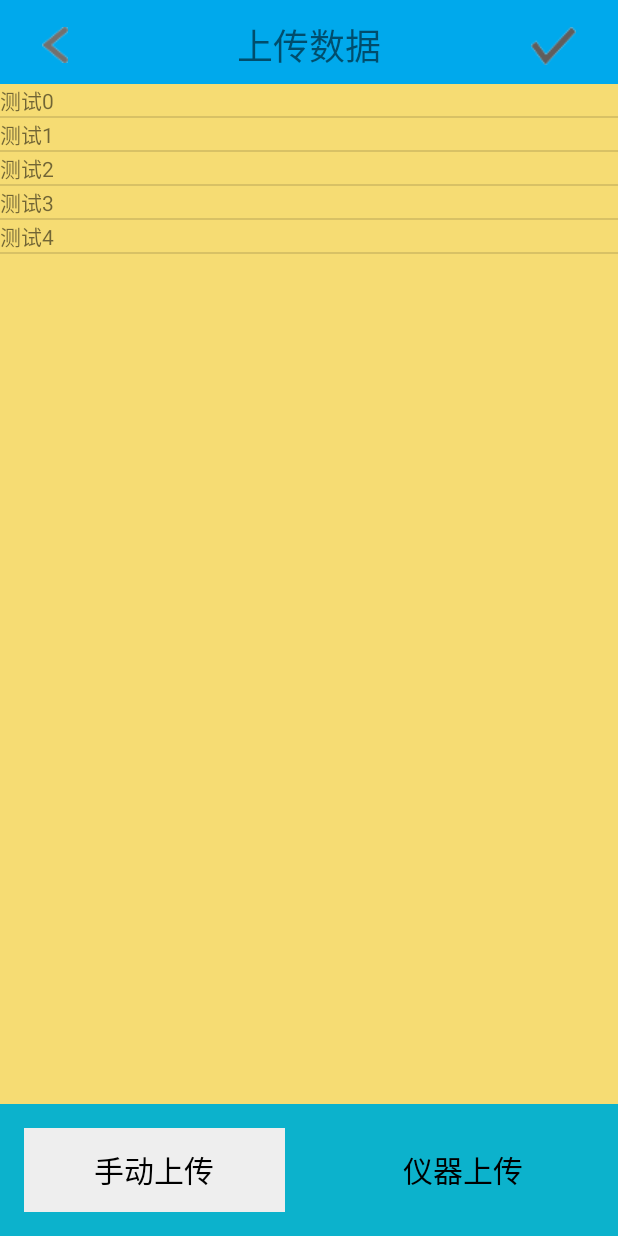
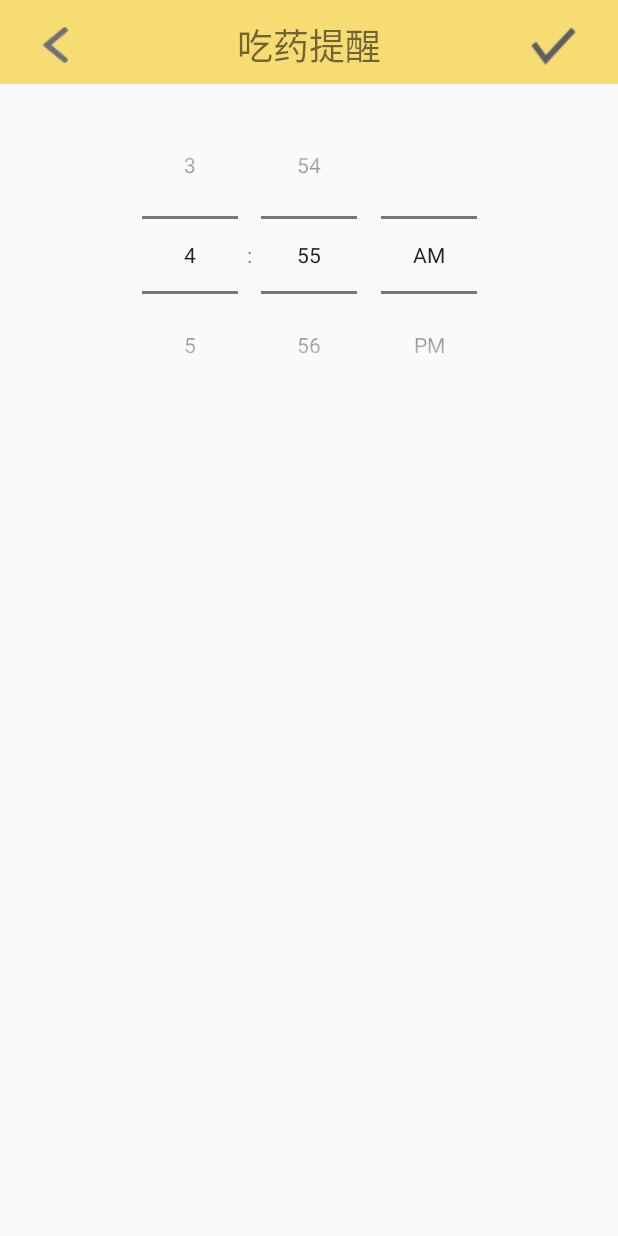
Before and after one commit to w233p/FamilyHealth, an Android app: the screen it shows after launch (MyDataActivity before the commit, ClockActivity after it), on a phone screen of 412 x 824 dp. Run offline under Robolectric (Android 15) with nearby library versions, the phone set to English and light mode, and no system bars.

Commit message:
2019/3/14
闹钟界面布局

```diff
--- a/app/src/main/AndroidManifest.xml
+++ b/app/src/main/AndroidManifest.xml
@@ -23,6 +23,10 @@
 
         <activity android:name=".MyData.MyDataActivity"
             android:theme="@style/DataTheme">
+
+        </activity>
+        <activity android:name=".Clock.ClockActivity"
+            android:theme="@style/LoginTheme">
             <intent-filter>
                 <action android:name="android.intent.action.MAIN" />
 
@@ -30,6 +34,7 @@
             </intent-filter>
         </activity>
 
+
     </application>
 
 </manifest>
--- /dev/null
+++ b/app/src/main/java/com/example/msi/familyhealth/Clock/ClockActivity.java
@@ -0,0 +1,27 @@
+package com.example.msi.familyhealth.Clock;
+
+import android.graphics.drawable.GradientDrawable;
+import android.os.Bundle;
+import android.support.annotation.Nullable;
+import android.support.v7.app.AppCompatActivity;
+import android.widget.Button;
+
+import com.example.msi.familyhealth.R;
+
+public class ClockActivity extends AppCompatActivity  {
+    private Button addBt;
+
+    @Override
+    protected void onCreate(@Nullable Bundle savedInstanceState) {
+        super.onCreate(savedInstanceState);
+        setContentView(R.layout.clock_add_layout);
+
+//        /*设置Button的样式*/
+//        addBt =(Button)findViewById(R.id.clock_add);
+//        GradientDrawable gradientDrawable = new GradientDrawable();
+//        gradientDrawable.setCornerRadius(10);
+//        gradientDrawable.setShape(GradientDrawable.OVAL);
+//        gradientDrawable.setColor(getResources().getColor(R.color.loginYellow));
+//        addBt.setBackground(gradientDrawable);
+    }
+}
--- a/app/src/main/java/com/example/msi/familyhealth/Login/LoginActivity.java
+++ b/app/src/main/java/com/example/msi/familyhealth/Login/LoginActivity.java
@@ -11,6 +11,10 @@ import android.widget.TextView;
 
 import com.example.msi.familyhealth.R;
 
+/**
+ * 登陆注册界面
+ * 控制控件的显隐实现功能转化
+ */
 public class LoginActivity extends AppCompatActivity {
 
     private ImageButton backBt;
--- a/app/src/main/java/com/example/msi/familyhealth/View/DataFragment/Fragment_auto.java
+++ b/app/src/main/java/com/example/msi/familyhealth/View/DataFragment/Fragment_auto.java
@@ -10,6 +10,10 @@ import android.view.ViewGroup;
 import com.example.msi.familyhealth.R;
 
 public class Fragment_auto extends Fragment {
+    /**
+     * 仪器上传界面的Fragment
+     * @return
+     */
     @Nullable
     @Override
     public View onCreateView(LayoutInflater inflater, @Nullable ViewGroup container, Bundle savedInstanceState) {
--- a/app/src/main/java/com/example/msi/familyhealth/View/DataFragment/Fragment_commen.java
+++ b/app/src/main/java/com/example/msi/familyhealth/View/DataFragment/Fragment_commen.java
@@ -19,6 +19,11 @@ public class Fragment_commen extends Fragment {
     private ListView listView;
     private List<String> list;
 
+    /**
+     * 手动上传界面的Fragment
+     * list适配器在此配置
+     * @return
+     */
     @Nullable
     @Override
     public View onCreateView(LayoutInflater inflater, @Nullable ViewGroup container, Bundle savedInstanceState) {
@@ -34,7 +39,6 @@ public class Fragment_commen extends Fragment {
                 viewHolder.setText(R.id.list_text,item);
             }
         });
-
         return view;
     }
 
--- a/app/src/main/java/com/example/msi/familyhealth/View/MyListViewAdapter.java
+++ b/app/src/main/java/com/example/msi/familyhealth/View/MyListViewAdapter.java
@@ -10,6 +10,7 @@ import java.util.List;
 
 /**
  * 列表适配器
+ * 泛型增加其灵活性
  */
 public abstract class MyListViewAdapter<T> extends BaseAdapter {
 
--- a/app/src/main/java/com/example/msi/familyhealth/View/TitleView.java
+++ b/app/src/main/java/com/example/msi/familyhealth/View/TitleView.java
@@ -28,7 +28,6 @@ public class TitleView extends ConstraintLayout {
 
         initView(context,attrs);
     }
-
 
     /**
      * @param context
@@ -107,10 +106,6 @@ public class TitleView extends ConstraintLayout {
         titleTv.setTextSize(titleSize);
         backBt.setBackgroundResource(leftIcon);
         confirmBt.setBackgroundResource(rightIcon);
-//        backBt.setWidth(iconWidth);
-//        backBt.setHeight(iconHeight);
-//        confirmBt.setWidth(iconWidth);
-//        confirmBt.setHeight(iconHeight);
         leftTv.setText(leftText);
         rightTv.setText(rightText);
         leftTv.setTextSize(textSize);
--- /dev/null
+++ b/app/src/main/res/layout-v21/clock_add_layout.xml
@@ -0,0 +1,41 @@
+<?xml version="1.0" encoding="utf-8"?>
+<android.support.constraint.ConstraintLayout xmlns:android="http://schemas.android.com/apk/res/android"
+    xmlns:tools="http://schemas.android.com/tools"
+    android:layout_width="match_parent"
+    android:layout_height="match_parent"
+    xmlns:app="http://schemas.android.com/apk/res-auto">
+
+    <com.example.msi.familyhealth.View.TitleView
+        android:id="@+id/clock_add"
+        android:layout_width="match_parent"
+        android:layout_height="56dp"
+        app:layout_constraintEnd_toEndOf="parent"
+        app:layout_constraintStart_toStartOf="parent"
+        app:layout_constraintTop_toTopOf="parent"
+        app:title="@string/clock"
+        app:title_type="@integer/title_icon" />
+
+    <TimePicker
+        android:id="@+id/clock_timepicker"
+        android:layout_width="wrap_content"
+        android:layout_height="wrap_content"
+        android:layout_marginTop="8dp"
+        android:timePickerMode="spinner"
+        app:layout_constraintEnd_toEndOf="parent"
+        app:layout_constraintStart_toStartOf="parent"
+        app:layout_constraintTop_toBottomOf="@+id/clock_add">
+
+    </TimePicker>
+
+    <ListView
+        android:id="@+id/clock_add_list"
+        android:layout_width="match_parent"
+        android:layout_height="0dp"
+        android:layout_marginTop="24dp"
+        android:background="@color/dataBlue"
+        app:layout_constraintEnd_toEndOf="parent"
+        app:layout_constraintStart_toStartOf="parent"
+        app:layout_constraintTop_toBottomOf="@+id/clock_timepicker">
+
+    </ListView>
+</android.support.constraint.ConstraintLayout>
--- /dev/null
+++ b/app/src/main/res/layout/clock_add_layout.xml
@@ -0,0 +1,40 @@
+<?xml version="1.0" encoding="utf-8"?>
+<android.support.constraint.ConstraintLayout xmlns:android="http://schemas.android.com/apk/res/android"
+    xmlns:tools="http://schemas.android.com/tools"
+    android:layout_width="match_parent"
+    android:layout_height="match_parent"
+    xmlns:app="http://schemas.android.com/apk/res-auto">
+
+    <com.example.msi.familyhealth.View.TitleView
+        android:id="@+id/clock_add"
+        android:layout_width="match_parent"
+        android:layout_height="56dp"
+        app:layout_constraintEnd_toEndOf="parent"
+        app:layout_constraintStart_toStartOf="parent"
+        app:layout_constraintTop_toTopOf="parent"
+        app:title="@string/clock"
+        app:title_type="@integer/title_icon" />
+
+    <TimePicker
+        android:id="@+id/clock_timepicker_v17"
+        android:layout_width="0dp"
+        android:layout_height="wrap_content"
+        app:layout_constraintEnd_toEndOf="parent"
+        app:layout_constraintHorizontal_bias="0.0"
+        app:layout_constraintStart_toStartOf="parent"
+        app:layout_constraintTop_toBottomOf="@+id/clock_add">
+
+    </TimePicker>
+
+    <ListView
+        android:id="@+id/clock_add_list"
+        android:layout_width="match_parent"
+        android:layout_height="0dp"
+        android:layout_marginTop="24dp"
+        android:background="@color/loginYellow"
+        app:layout_constraintEnd_toEndOf="parent"
+        app:layout_constraintStart_toStartOf="parent"
+        app:layout_constraintTop_toBottomOf="@+id/clock_timepicker_v17">
+
+    </ListView>
+</android.support.constraint.ConstraintLayout>
--- /dev/null
+++ b/app/src/main/res/layout/healthtips_layout.xml
@@ -0,0 +1,6 @@
+<?xml version="1.0" encoding="utf-8"?>
+<android.support.constraint.ConstraintLayout
+    xmlns:android="http://schemas.android.com/apk/res/android" android:layout_width="match_parent"
+    android:layout_height="match_parent">
+
+</android.support.constraint.ConstraintLayout>
--- a/app/src/main/res/layout/title_layout.xml
+++ b/app/src/main/res/layout/title_layout.xml
@@ -24,7 +24,6 @@
         android:layout_marginTop="16dp"
         android:text="@string/back"
         android:textSize="20dp"
-        android:visibility="gone"
         app:layout_constraintStart_toStartOf="parent"
         app:layout_constraintTop_toTopOf="parent" />
 
@@ -60,7 +59,6 @@
         android:layout_marginTop="16dp"
         android:text="@string/family_member"
         android:textSize="20dp"
-        android:visibility="gone"
         app:layout_constraintEnd_toEndOf="parent"
         app:layout_constraintTop_toTopOf="parent" />
 
--- a/app/src/main/res/values/strings.xml
+++ b/app/src/main/res/values/strings.xml
@@ -18,8 +18,11 @@
     <string name="up_hint">提示信息</string>
     <string name="up_choose">选择设备</string>
     <string name="up_link">连接设备</string>
+    <string name="clock">吃药提醒</string>
+    <string name="clock_add">添加闹钟</string>
     <integer name="title_icon">0</integer>
     <integer name="title_text">1</integer>
     <integer name="title_none">2</integer>
     <integer name="title_back_text">3</integer>
+    <string name="add">+</string>
 </resources>
```
Also changed, not shown: app/src/main/java/com/example/msi/familyhealth/HealthTips/HealthTipsActivity.java (added, +16 -0 lines), app/src/main/java/com/example/msi/familyhealth/MyData/MyDataActivity.java (+3 -22 lines), app/src/main/res/layout/clock_layout.xml (added, +40 -0 lines).
